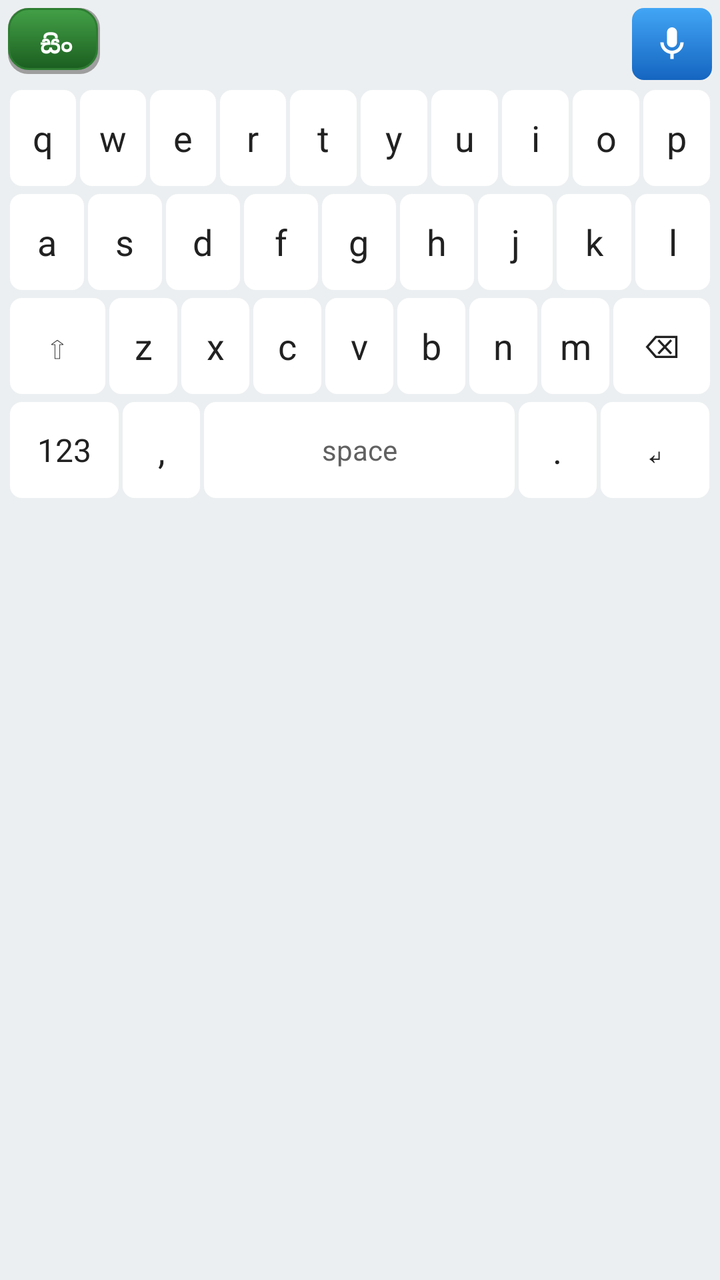
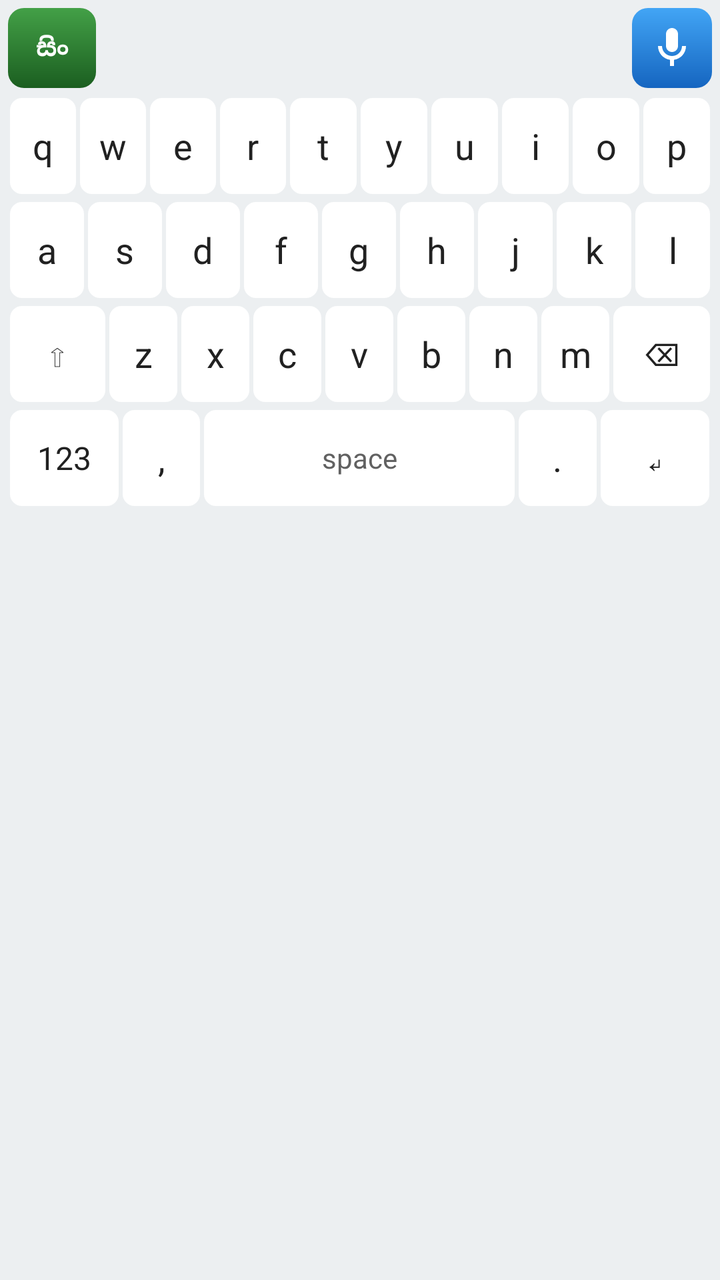

Before-and-after screenshots of an Android layout around one commit, followed by the original layout XML and the change that was made.
<!-- AndroidManifest.xml: application theme Theme.SinhalaKeyboard -->
<!-- res/layout/keyboard_view.xml -->
<?xml version="1.0" encoding="utf-8"?>
<LinearLayout xmlns:android="http://schemas.android.com/apk/res/android"
    android:id="@+id/keyboardRoot"
    android:layout_width="match_parent"
    android:layout_height="wrap_content"
    android:background="#ECEFF1"
    android:orientation="vertical"
    android:padding="4dp">

    <LinearLayout
        android:id="@+id/toolbarRow"
        android:layout_width="match_parent"
        android:layout_height="40dp"
        android:gravity="center_vertical"
        android:orientation="horizontal"
        android:paddingBottom="4dp">

        <LinearLayout
            android:id="@+id/toolbarButtons"
            android:layout_width="wrap_content"
            android:layout_height="match_parent"
            android:gravity="center_vertical"
            android:orientation="horizontal">

            <TextView
                android:id="@+id/btnLang"
                style="@style/ToolbarButton"
                android:layout_marginStart="0dp"
                android:background="@drawable/btn_3d_light"
                android:minWidth="48dp"
                android:text="@string/mode_sinhala"
                android:textColor="#FFFFFF" />

            <TextView
                android:id="@+id/btnFix"
                style="@style/ToolbarButton"
                android:background="@drawable/btn_3d_fix_light"
                android:text="@string/key_fix"
                android:textColor="#FFFFFF"
                android:visibility="gone" />

            <TextView
                android:id="@+id/btnTonePro"
                style="@style/ToolbarButton"
                android:background="@drawable/suggestion_chip_primary_light"
                android:text="@string/tone_professional"
                android:textColor="#FFFFFF"
                android:visibility="gone" />

            <TextView
                android:id="@+id/btnToneFriendly"
                style="@style/ToolbarButton"
                android:background="@drawable/suggestion_chip_light"
                android:text="@string/tone_friendly"
                android:textColor="#1B5E20"
                android:visibility="gone" />
        </LinearLayout>

        <HorizontalScrollView
            android:layout_width="0dp"
            android:layout_height="match_parent"
            android:layout_marginStart="6dp"
            android:layout_weight="1"
            android:fillViewport="true"
            android:scrollbars="none">

            <LinearLayout
                android:id="@+id/suggestionRow"
                android:layout_width="wrap_content"
                android:layout_height="match_parent"
                android:gravity="center_vertical"
                android:orientation="horizontal" />
        </HorizontalScrollView>

        <ProgressBar
            android:id="@+id/progress"
            android:layout_width="24dp"
            android:layout_height="24dp"
            android:layout_gravity="center_vertical"
            android:layout_marginStart="4dp"
            android:layout_marginEnd="4dp"
            android:visibility="gone" />

        <ImageView
            android:id="@+id/btnMic"
            android:layout_width="40dp"
            android:layout_height="match_parent"
            android:background="@drawable/btn_3d_mic_light"
            android:clickable="true"
            android:contentDescription="@string/key_mic"
            android:focusable="true"
            android:padding="8dp"
            android:scaleType="centerInside"
            android:src="@drawable/ic_mic" />
    </LinearLayout>

    <include
        android:id="@+id/emojiPanel"
        layout="@layout/emoji_panel" />

    <LinearLayout
        android:id="@+id/keyboardKeysPanel"
        android:layout_width="match_parent"
        android:layout_height="wrap_content"
        android:orientation="vertical">

        <LinearLayout style="@style/KeyboardRow">
            <TextView android:id="@+id/keyQ" style="@style/KeyText" android:text="q" />
            <TextView android:id="@+id/keyW" style="@style/KeyText" android:text="w" />
            <TextView android:id="@+id/keyE" style="@style/KeyText" android:text="e" />
            <TextView android:id="@+id/keyR" style="@style/KeyText" android:text="r" />
            <TextView android:id="@+id/keyT" style="@style/KeyText" android:text="t" />
            <TextView android:id="@+id/keyY" style="@style/KeyText" android:text="y" />
            <TextView android:id="@+id/keyU" style="@style/KeyText" android:text="u" />
            <TextView android:id="@+id/keyI" style="@style/KeyText" android:text="i" />
            <TextView android:id="@+id/keyO" style="@style/KeyText" android:text="o" />
            <TextView android:id="@+id/keyP" style="@style/KeyText" android:text="p" />
        </LinearLayout>

        <LinearLayout style="@style/KeyboardRow">
            <TextView android:id="@+id/keyA" style="@style/KeyText" android:text="a" />
            <TextView android:id="@+id/keyS" style="@style/KeyText" android:text="s" />
            <TextView android:id="@+id/keyD" style="@style/KeyText" android:text="d" />
            <TextView android:id="@+id/keyF" style="@style/KeyText" android:text="f" />
            <TextView android:id="@+id/keyG" style="@style/KeyText" android:text="g" />
            <TextView android:id="@+id/keyH" style="@style/KeyText" android:text="h" />
            <TextView android:id="@+id/keyJ" style="@style/KeyText" android:text="j" />
            <TextView android:id="@+id/keyK" style="@style/KeyText" android:text="k" />
            <TextView android:id="@+id/keyL" style="@style/KeyText" android:text="l" />
        </LinearLayout>

        <LinearLayout style="@style/KeyboardRow">
            <TextView android:id="@+id/keyShift" style="@style/KeyTextWide" android:text="⇧" />
            <TextView android:id="@+id/keyZ" style="@style/KeyText" android:text="z" />
            <TextView android:id="@+id/keyX" style="@style/KeyText" android:text="x" />
            <TextView android:id="@+id/keyC" style="@style/KeyText" android:text="c" />
            <TextView android:id="@+id/keyV" style="@style/KeyText" android:text="v" />
            <TextView android:id="@+id/keyB" style="@style/KeyText" android:text="b" />
            <TextView android:id="@+id/keyN" style="@style/KeyText" android:text="n" />
            <TextView android:id="@+id/keyM" style="@style/KeyText" android:text="m" />
            <TextView android:id="@+id/keyBackspace" style="@style/KeyTextWide" android:text="⌫" />
        </LinearLayout>

        <LinearLayout style="@style/KeyboardRow">
            <TextView android:id="@+id/keyNumbers" style="@style/KeyTextWide" android:text="123" />
            <TextView android:id="@+id/keyComma" style="@style/KeyText" android:text="," />
            <TextView android:id="@+id/keySpace" style="@style/KeyTextSpace" android:text="space" />
            <TextView android:id="@+id/keyPeriod" style="@style/KeyText" android:text="." />
            <TextView android:id="@+id/keyEnter" style="@style/KeyTextWide" android:text="↵" />
        </LinearLayout>
    </LinearLayout>
</LinearLayout>
<!-- res/layout/emoji_panel.xml (included above) -->
<?xml version="1.0" encoding="utf-8"?>
<LinearLayout xmlns:android="http://schemas.android.com/apk/res/android"
    android:id="@+id/emojiPanel"
    android:layout_width="match_parent"
    android:layout_height="wrap_content"
    android:orientation="vertical"
    android:paddingBottom="4dp"
    android:visibility="gone">

    <HorizontalScrollView
        android:layout_width="match_parent"
        android:layout_height="wrap_content"
        android:scrollbars="none">

        <LinearLayout
            android:id="@+id/emojiCategoryBar"
            android:layout_width="wrap_content"
            android:layout_height="wrap_content"
            android:gravity="center_vertical"
            android:orientation="horizontal"
            android:paddingHorizontal="4dp"
            android:paddingVertical="4dp" />
    </HorizontalScrollView>

    <ScrollView
        android:layout_width="match_parent"
        android:layout_height="200dp"
        android:scrollbars="none">

        <GridLayout
            android:id="@+id/emojiGrid"
            android:layout_width="match_parent"
            android:layout_height="wrap_content"
            android:alignmentMode="alignBounds"
            android:columnCount="8"
            android:paddingHorizontal="2dp" />
    </ScrollView>

    <LinearLayout
        android:layout_width="match_parent"
        android:layout_height="wrap_content"
        android:gravity="end"
        android:orientation="horizontal"
        android:paddingHorizontal="4dp"
        android:paddingTop="4dp">

        <TextView
            android:id="@+id/btnEmojiBack"
            style="@style/KeyTextWide"
            android:layout_width="wrap_content"
            android:layout_weight="0"
            android:minWidth="72dp"
            android:text="@string/key_abc" />
    </LinearLayout>
</LinearLayout>
<!-- resources referenced by this layout -->
<resources>
  <!-- drawable btn_3d_fix_light (drawable) -->
  <?xml version="1.0" encoding="utf-8"?>
  <layer-list xmlns:android="http://schemas.android.com/apk/res/android">
      <item android:bottom="3dp" android:right="2dp">
          <shape android:shape="rectangle">
              <solid android:color="#9E9E9E" />
              <corners android:radius="10dp" />
          </shape>
      </item>
      <item android:bottom="5dp" android:right="3dp">
          <shape android:shape="rectangle">
              <gradient
                  android:angle="270"
                  android:endColor="#E65100"
                  android:startColor="#FFB74D" />
              <corners android:radius="10dp" />
              <stroke
                  android:width="1dp"
                  android:color="#BF360C" />
          </shape>
      </item>
  </layer-list>
  <!-- drawable btn_3d_light (drawable) -->
  <?xml version="1.0" encoding="utf-8"?>
  <layer-list xmlns:android="http://schemas.android.com/apk/res/android">
      <item android:bottom="3dp" android:right="2dp">
          <shape android:shape="rectangle">
              <solid android:color="#9E9E9E" />
              <corners android:radius="10dp" />
          </shape>
      </item>
      <item android:bottom="5dp" android:right="3dp">
          <shape android:shape="rectangle">
              <gradient
                  android:angle="270"
                  android:endColor="#1B5E20"
                  android:startColor="#43A047" />
              <corners android:radius="10dp" />
              <stroke
                  android:width="1dp"
                  android:color="#2E7D32" />
          </shape>
      </item>
  </layer-list>
  <!-- drawable btn_3d_mic_light (drawable) -->
  <?xml version="1.0" encoding="utf-8"?>
  <ripple xmlns:android="http://schemas.android.com/apk/res/android"
      android:color="#B0BEC5">
      <item>
          <shape android:shape="rectangle">
              <gradient
                  android:angle="270"
                  android:endColor="#1565C0"
                  android:startColor="#42A5F5" />
              <corners android:radius="6dp" />
          </shape>
      </item>
  </ripple>
  <!-- drawable suggestion_chip_light (drawable) -->
  <?xml version="1.0" encoding="utf-8"?>
  <shape xmlns:android="http://schemas.android.com/apk/res/android"
      android:shape="rectangle">
      <solid android:color="#E8F5E9" />
      <corners android:radius="16dp" />
      <stroke
          android:width="1dp"
          android:color="#1B5E20" />
  </shape>
  <!-- drawable suggestion_chip_primary_light (drawable) -->
  <?xml version="1.0" encoding="utf-8"?>
  <shape xmlns:android="http://schemas.android.com/apk/res/android"
      android:shape="rectangle">
      <solid android:color="#E8F5E9" />
      <stroke
          android:width="1dp"
          android:color="#2E7D32" />
      <corners android:radius="8dp" />
  </shape>
  <string name="key_abc">ABC</string>
  <string name="key_fix">Fix</string>
  <string name="key_mic">Microphone</string>
  <string name="mode_sinhala">සිං</string>
  <string name="tone_friendly">Friendly</string>
  <string name="tone_professional">Pro</string>
  <style name="ToolbarButton">
          <item name="android:layout_width">wrap_content</item>
          <item name="android:layout_height">match_parent</item>
          <item name="android:layout_marginStart">4dp</item>
          <item name="android:gravity">center</item>
          <item name="android:minWidth">44dp</item>
          <item name="android:paddingHorizontal">10dp</item>
          <item name="android:textSize">12sp</item>
          <item name="android:textStyle">bold</item>
          <item name="android:clickable">true</item>
          <item name="android:focusable">true</item>
      </style>
  <style name="Theme.SinhalaKeyboard" parent="Theme.MaterialComponents.DayNight.DarkActionBar" />
  <!-- unchanged entries left out for length: 6 -->
</resources>

<!-- the commit's change to res/layout/keyboard_view.xml (unified diff, before → after) -->
@@ -12,80 +12,57 @@
         android:layout_width="match_parent"
         android:layout_height="40dp"
         android:gravity="center_vertical"
-        android:orientation="horizontal"
-        android:paddingBottom="4dp">
-
-        <LinearLayout
-            android:id="@+id/toolbarButtons"
-            android:layout_width="wrap_content"
-            android:layout_height="match_parent"
-            android:gravity="center_vertical"
-            android:orientation="horizontal">
-
-            <TextView
-                android:id="@+id/btnLang"
-                style="@style/ToolbarButton"
-                android:layout_marginStart="0dp"
-                android:background="@drawable/btn_3d_light"
-                android:minWidth="48dp"
-                android:text="@string/mode_sinhala"
-                android:textColor="#FFFFFF" />
-
-            <TextView
-                android:id="@+id/btnFix"
-                style="@style/ToolbarButton"
-                android:background="@drawable/btn_3d_fix_light"
-                android:text="@string/key_fix"
-                android:textColor="#FFFFFF"
-                android:visibility="gone" />
-
-            <TextView
-                android:id="@+id/btnTonePro"
-                style="@style/ToolbarButton"
-                android:background="@drawable/suggestion_chip_primary_light"
-                android:text="@string/tone_professional"
-                android:textColor="#FFFFFF"
-                android:visibility="gone" />
-
-            <TextView
-                android:id="@+id/btnToneFriendly"
-                style="@style/ToolbarButton"
-                android:background="@drawable/suggestion_chip_light"
-                android:text="@string/tone_friendly"
-                android:textColor="#1B5E20"
-                android:visibility="gone" />
-        </LinearLayout>
-
-        <HorizontalScrollView
+        android:orientation="horizontal">
+
+        <TextView
+            android:id="@+id/btnLang"
+            style="@style/ToolbarButton"
+            android:layout_marginStart="0dp"
+            android:background="@drawable/toolbar_btn_lang"
+            android:text="@string/mode_sinhala"
+            android:textColor="#FFFFFF" />
+
+        <TextView
+            android:id="@+id/btnFix"
+            style="@style/ToolbarButton"
+            android:background="@drawable/toolbar_btn_fix"
+            android:text="@string/key_fix"
+            android:textColor="#FFFFFF"
+            android:visibility="gone" />
+
+        <TextView
+            android:id="@+id/btnTonePro"
+            style="@style/ToolbarButton"
+            android:background="@drawable/toolbar_btn_tone_on"
+            android:text="@string/tone_professional"
+            android:textColor="#FFFFFF"
+            android:visibility="gone" />
+
+        <TextView
+            android:id="@+id/btnToneFriendly"
+            style="@style/ToolbarButton"
+            android:background="@drawable/toolbar_btn_tone_off"
+            android:text="@string/tone_friendly"
+            android:textColor="#CFD8DC"
+            android:visibility="gone" />
+
+        <View
             android:layout_width="0dp"
-            android:layout_height="match_parent"
-            android:layout_marginStart="6dp"
-            android:layout_weight="1"
-            android:fillViewport="true"
-            android:scrollbars="none">
-
-            <LinearLayout
-                android:id="@+id/suggestionRow"
-                android:layout_width="wrap_content"
-                android:layout_height="match_parent"
-                android:gravity="center_vertical"
-                android:orientation="horizontal" />
-        </HorizontalScrollView>
+            android:layout_height="0dp"
+            android:layout_weight="1" />
 
         <ProgressBar
             android:id="@+id/progress"
             android:layout_width="24dp"
             android:layout_height="24dp"
-            android:layout_gravity="center_vertical"
-            android:layout_marginStart="4dp"
             android:layout_marginEnd="4dp"
             android:visibility="gone" />
 
         <ImageView
             android:id="@+id/btnMic"
             android:layout_width="40dp"
-            android:layout_height="match_parent"
-            android:background="@drawable/btn_3d_mic_light"
+            android:layout_height="40dp"
+            android:background="@drawable/toolbar_btn_mic"
             android:clickable="true"
             android:contentDescription="@string/key_mic"
             android:focusable="true"
@@ -94,6 +71,23 @@
             android:src="@drawable/ic_mic" />
     </LinearLayout>
 
+    <HorizontalScrollView
+        android:id="@+id/suggestionScroll"
+        android:layout_width="match_parent"
+        android:layout_height="36dp"
+        android:layout_marginTop="4dp"
+        android:scrollbars="none"
+        android:visibility="gone">
+
+        <LinearLayout
+            android:id="@+id/suggestionRow"
+            android:layout_width="wrap_content"
+            android:layout_height="match_parent"
+            android:gravity="center_vertical"
+            android:orientation="horizontal"
+            android:paddingHorizontal="2dp" />
+    </HorizontalScrollView>
+
     <include
         android:id="@+id/emojiPanel"
         layout="@layout/emoji_panel" />
@@ -102,6 +96,7 @@
         android:id="@+id/keyboardKeysPanel"
         android:layout_width="match_parent"
         android:layout_height="wrap_content"
+        android:layout_marginTop="4dp"
         android:orientation="vertical">
 
         <LinearLayout style="@style/KeyboardRow">
<!-- resource entries referenced after the edit -->
@@ -1,81 +1,53 @@
 <!-- resources referenced by this layout -->
 <resources>
-  <!-- drawable btn_3d_fix_light (drawable) -->
-  <?xml version="1.0" encoding="utf-8"?>
-  <layer-list xmlns:android="http://schemas.android.com/apk/res/android">
-      <item android:bottom="3dp" android:right="2dp">
-          <shape android:shape="rectangle">
-              <solid android:color="#9E9E9E" />
-              <corners android:radius="10dp" />
-          </shape>
-      </item>
-      <item android:bottom="5dp" android:right="3dp">
-          <shape android:shape="rectangle">
-              <gradient
-                  android:angle="270"
-                  android:endColor="#E65100"
-                  android:startColor="#FFB74D" />
-              <corners android:radius="10dp" />
-              <stroke
-                  android:width="1dp"
-                  android:color="#BF360C" />
-          </shape>
-      </item>
-  </layer-list>
-  <!-- drawable btn_3d_light (drawable) -->
-  <?xml version="1.0" encoding="utf-8"?>
-  <layer-list xmlns:android="http://schemas.android.com/apk/res/android">
-      <item android:bottom="3dp" android:right="2dp">
-          <shape android:shape="rectangle">
-              <solid android:color="#9E9E9E" />
-              <corners android:radius="10dp" />
-          </shape>
-      </item>
-      <item android:bottom="5dp" android:right="3dp">
-          <shape android:shape="rectangle">
-              <gradient
-                  android:angle="270"
-                  android:endColor="#1B5E20"
-                  android:startColor="#43A047" />
-              <corners android:radius="10dp" />
-              <stroke
-                  android:width="1dp"
-                  android:color="#2E7D32" />
-          </shape>
-      </item>
-  </layer-list>
-  <!-- drawable btn_3d_mic_light (drawable) -->
-  <?xml version="1.0" encoding="utf-8"?>
-  <ripple xmlns:android="http://schemas.android.com/apk/res/android"
-      android:color="#B0BEC5">
-      <item>
-          <shape android:shape="rectangle">
-              <gradient
-                  android:angle="270"
-                  android:endColor="#1565C0"
-                  android:startColor="#42A5F5" />
-              <corners android:radius="6dp" />
-          </shape>
-      </item>
-  </ripple>
-  <!-- drawable suggestion_chip_light (drawable) -->
+  <!-- drawable toolbar_btn_fix (drawable) -->
   <?xml version="1.0" encoding="utf-8"?>
   <shape xmlns:android="http://schemas.android.com/apk/res/android"
       android:shape="rectangle">
-      <solid android:color="#E8F5E9" />
-      <corners android:radius="16dp" />
-      <stroke
-          android:width="1dp"
-          android:color="#1B5E20" />
+      <gradient
+          android:angle="270"
+          android:endColor="#E65100"
+          android:startColor="#FFB74D" />
+      <corners android:radius="8dp" />
   </shape>
-  <!-- drawable suggestion_chip_primary_light (drawable) -->
+  <!-- drawable toolbar_btn_lang (drawable) -->
   <?xml version="1.0" encoding="utf-8"?>
   <shape xmlns:android="http://schemas.android.com/apk/res/android"
       android:shape="rectangle">
-      <solid android:color="#E8F5E9" />
+      <gradient
+          android:angle="270"
+          android:endColor="#1B5E20"
+          android:startColor="#43A047" />
+      <corners android:radius="8dp" />
+  </shape>
+  <!-- drawable toolbar_btn_mic (drawable) -->
+  <?xml version="1.0" encoding="utf-8"?>
+  <shape xmlns:android="http://schemas.android.com/apk/res/android"
+      android:shape="rectangle">
+      <gradient
+          android:angle="270"
+          android:endColor="#1565C0"
+          android:startColor="#42A5F5" />
+      <corners android:radius="8dp" />
+  </shape>
+  <!-- drawable toolbar_btn_tone_off (drawable) -->
+  <?xml version="1.0" encoding="utf-8"?>
+  <shape xmlns:android="http://schemas.android.com/apk/res/android"
+      android:shape="rectangle">
+      <solid android:color="#37474F" />
       <stroke
           android:width="1dp"
-          android:color="#2E7D32" />
+          android:color="#78909C" />
+      <corners android:radius="8dp" />
+  </shape>
+  <!-- drawable toolbar_btn_tone_on (drawable) -->
+  <?xml version="1.0" encoding="utf-8"?>
+  <shape xmlns:android="http://schemas.android.com/apk/res/android"
+      android:shape="rectangle">
+      <gradient
+          android:angle="270"
+          android:endColor="#1B5E20"
+          android:startColor="#43A047" />
       <corners android:radius="8dp" />
   </shape>
   <string name="key_abc">ABC</string>
@@ -86,7 +58,7 @@
   <string name="tone_professional">Pro</string>
   <style name="ToolbarButton">
           <item name="android:layout_width">wrap_content</item>
-          <item name="android:layout_height">match_parent</item>
+          <item name="android:layout_height">40dp</item>
           <item name="android:layout_marginStart">4dp</item>
           <item name="android:gravity">center</item>
           <item name="android:minWidth">44dp</item>
@@ -95,6 +67,7 @@
           <item name="android:textStyle">bold</item>
           <item name="android:clickable">true</item>
           <item name="android:focusable">true</item>
+          <item name="android:includeFontPadding">false</item>
       </style>
   <style name="Theme.SinhalaKeyboard" parent="Theme.MaterialComponents.DayNight.DarkActionBar" />
   <!-- unchanged entries left out for length: 6 -->
